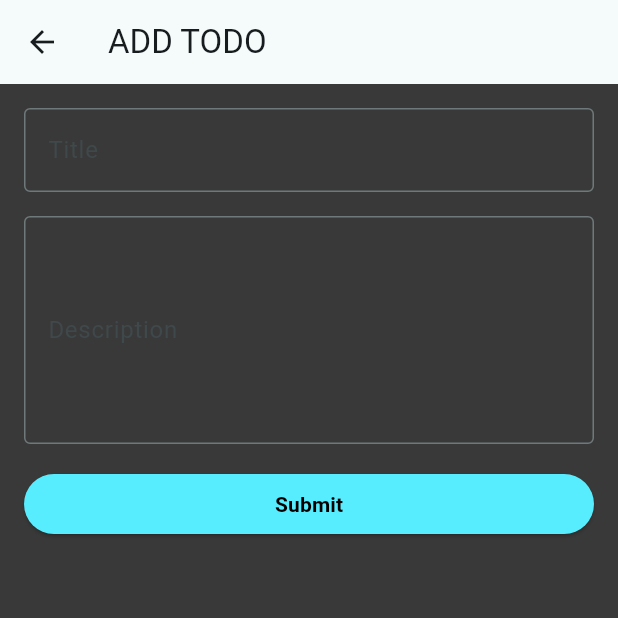
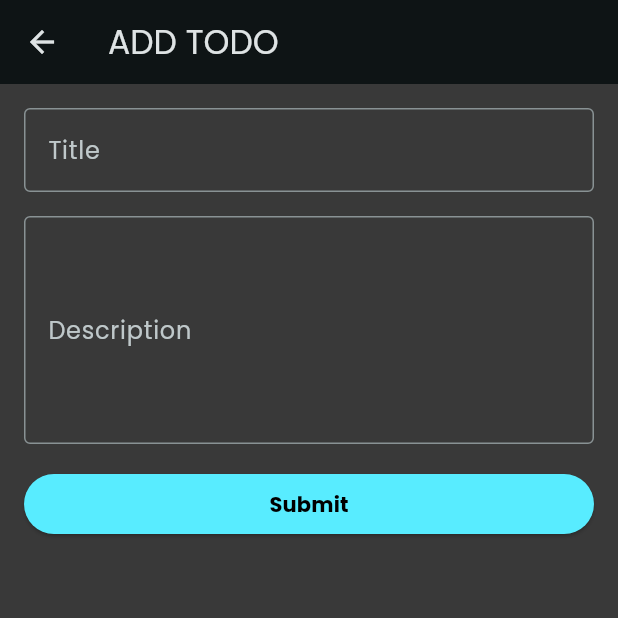
Before and after one commit to deepak-kumar-iphtech/flutter_todo, a Flutter app: the screen it shows after launch, after a tap on "Add TODO", on a phone screen of 412 x 824 dp, the top half of it. Run offline on Flutter 3.47's test engine with Material 3 defaults, Android fonts, the phone set to English and light mode, and no system bars; our stand-ins replace google_fonts; network calls fail.

Commit message:
todo app build completed

```diff
--- a/lib/main.dart
+++ b/lib/main.dart
@@ -12,17 +12,14 @@ class MyApp extends StatelessWidget {
   @override
   Widget build(BuildContext context) {
     return MaterialApp(
+      debugShowCheckedModeBanner: false,
       title: 'Flutter Demo',
       theme: ThemeData(
-        colorScheme: ColorScheme.fromSeed(seedColor: Colors.white),
-        useMaterial3: true,
-      ),
-      darkTheme: ThemeData(
-        textTheme: TextTheme(
-          labelLarge: TextStyle(color: Colors.white),
-        ),
-        brightness: Brightness.dark,
+        colorScheme: ColorScheme.fromSeed(
+            seedColor: const Color.fromARGB(255, 88, 236, 255),
+            brightness: Brightness.dark),
         fontFamily: GoogleFonts.poppins().fontFamily,
+        //useMaterial3: true,
       ),
       home: const HomePage(),
     );
--- a/lib/pages/add_todo.dart
+++ b/lib/pages/add_todo.dart
@@ -3,7 +3,8 @@ import 'package:flutter/material.dart';
 import 'package:http/http.dart' as http;
 
 class AddTodo extends StatefulWidget {
-  const AddTodo({super.key});
+  final Map? todo;
+  const AddTodo({super.key, this.todo});
 
   @override
   State<AddTodo> createState() => _AddTodoState();
@@ -17,7 +18,7 @@ class _AddTodoState extends State<AddTodo> {
   Widget build(BuildContext context) {
     return Scaffold(
       appBar: AppBar(
-        title: Text("ADD TODO"),
+        title: const Text("ADD TODO"),
       ),
       backgroundColor: const Color.fromARGB(255, 57, 57, 57),
       body: Padding(
```
Also changed, not shown: lib/pages/home.dart (+51 -33 lines), lib/pages/todo_card.dart (added, +53 -0 lines).
